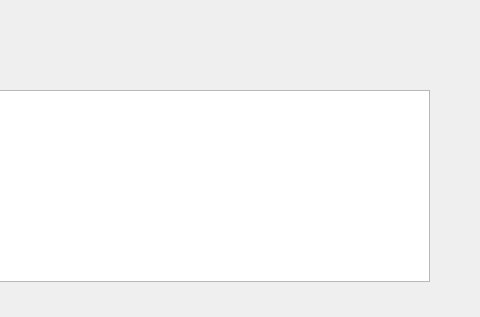
LESNIAK-Louis/EasyTicket, file src/easyticket/ecranprincipal.ui: the form before one commit; both pictures show x 221 to 701 and y 0 to 317 of the 701 by 317 pixel window.
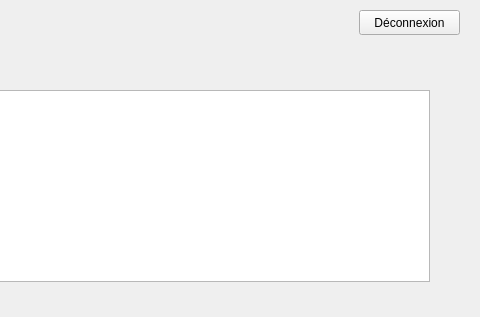
The form after the commit.

The edit to the form file:
```diff
--- a/src/easyticket/ecranprincipal.ui
+++ b/src/easyticket/ecranprincipal.ui
@@ -62,6 +62,19 @@
     </rect>
    </property>
   </widget>
+  <widget class="QPushButton" name="pushButtonDeco">
+   <property name="geometry">
+    <rect>
+     <x>580</x>
+     <y>10</y>
+     <width>101</width>
+     <height>25</height>
+    </rect>
+   </property>
+   <property name="text">
+    <string>Déconnexion</string>
+   </property>
+  </widget>
  </widget>
  <resources/>
  <connections/>
```
